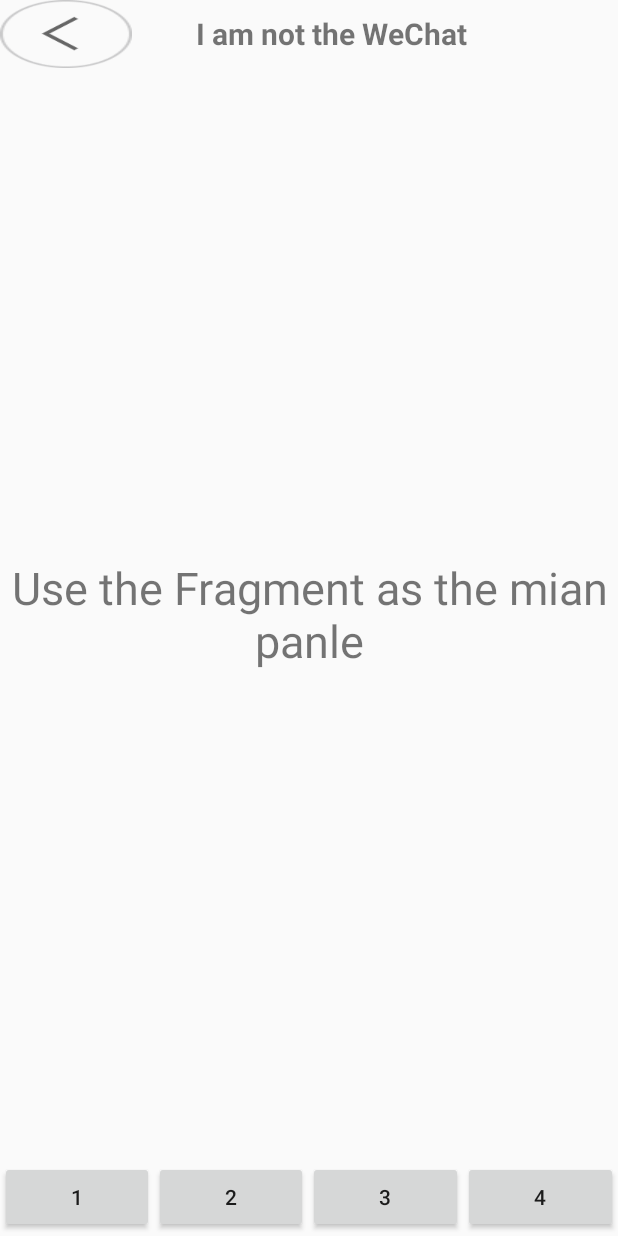
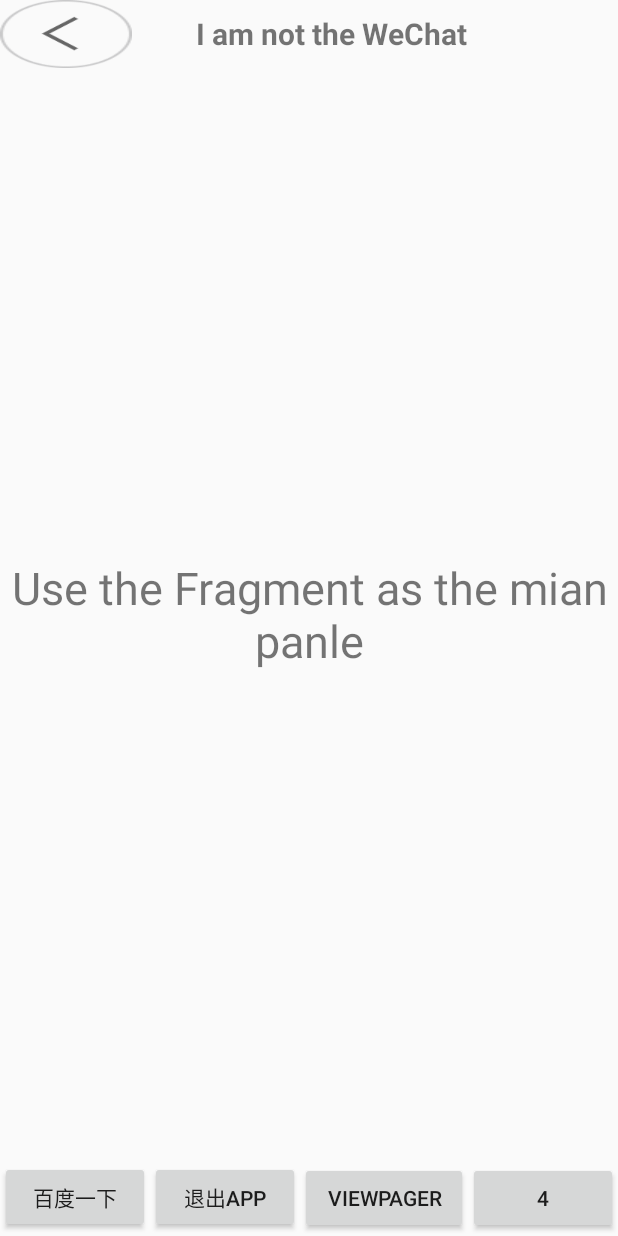
Before and after one commit to DannyZhang14/MyApp, an Android app: the screen it shows after launch (MainActivity), on a phone screen of 412 x 824 dp. Run offline under Robolectric (Android 15) with nearby library versions, the phone set to English and light mode, and no system bars.

Commit message:
Add Viewpager

```diff
--- a/SencePager/app/src/main/AndroidManifest.xml
+++ b/SencePager/app/src/main/AndroidManifest.xml
@@ -20,6 +20,10 @@
             android:name=".Main2Activity"
             android:label="@string/title_activity_main2" >
         </activity>
+        <activity
+            android:name=".myViewPager"
+            android:label="@string/title_activity_my_view_pager" >
+        </activity>
     </application>
 
 </manifest>
--- a/SencePager/app/src/main/java/com/example/danny/sencepager/MainActivity.java
+++ b/SencePager/app/src/main/java/com/example/danny/sencepager/MainActivity.java
@@ -15,48 +15,40 @@ import android.widget.ListView;
 import android.widget.TextView;
 
 public class MainActivity extends Activity {
-    /*
-}
-    private ListView<View>  listViews;
-    private TextView   t1,t2,t3;
-    private  ImageView cursor;
-    private  int offset = 0;
-    private  int bmpW;
-    private  int currIndex = 0;
 
-    public  void InitTextView(){
-        t1 = (TextView)findViewById(R.id.text1);
-        t2 = (TextView)findViewById(R.id.text2);
-        t3 =(TextView) findViewById(R.id.text3);
-        t1.setOnClickListener(new MyOnClickListener(0));
-    }
-       */
-    private  Button mButton;
     private  Button mButton1;
+    private  Button mButton2;
+    private  Button mButton3;
     @Override
 
     protected void onCreate(Bundle savedInstanceState) {
         super.onCreate(savedInstanceState);
         setContentView(R.layout.activity_main);
-        mButton = (Button)findViewById(R.id.button3);
-        mButton.setOnClickListener(new View.OnClickListener() {
+        mButton1 = (Button)findViewById(R.id.button1);
+        mButton1.setOnClickListener(new View.OnClickListener() {
             @Override
             public void onClick(View view) {
                 Intent intent = new Intent(MainActivity.this,Main2Activity.class);
-               // intent.setAction("android.intent.action.View");
-               // Uri address =Uri.parse("www.baidu.com");
-                //intent.setData(address);
-
-                startActivity(intent);
+                 startActivity(intent);
             }
         });
-        mButton1 = (Button) findViewById(R.id.button);
-        mButton1.setOnClickListener(new View.OnClickListener() {
+        mButton2 = (Button) findViewById(R.id.button2);
+        mButton2.setOnClickListener(new View.OnClickListener() {
             @Override
             public void onClick(View view) {
                 System.exit(1);
             }
         });
+        mButton3 = (Button) findViewById(R.id.button3);
+        mButton3.setOnClickListener(new View.OnClickListener() {
+            @Override
+            public void onClick(View view) {
+                Intent intent = new Intent();
+                intent.setClass(MainActivity.this,myViewPager.class);
+                startActivity(intent);
+            }
+        });
+
 
     }
 }
--- a/SencePager/app/src/main/java/com/example/danny/sencepager/myFragment.java
+++ b/SencePager/app/src/main/java/com/example/danny/sencepager/myFragment.java
@@ -18,11 +18,11 @@ public class myFragment extends Fragment {
     public View onCreateView(LayoutInflater inflater,ViewGroup container,Bundle savedInstanceState){
 
         View view=inflater.inflate(R.layout.fragmen_tittle,container,false);
-        mImageButton = (ImageButton)view.findViewById(R.id.button2) ;
+        mImageButton = (ImageButton)view.findViewById(R.id.buttonImage) ;
         mImageButton.setOnClickListener(new View.OnClickListener() {
             @Override
             public void onClick(View view) {
-                Toast.makeText(getActivity(),"I am an ImageBUtton in TittleFragment!",Toast.LENGTH_SHORT).show();
+                Toast.makeText(getActivity(),"I am an ImageButton in TittleFragment!",Toast.LENGTH_SHORT).show();
             }
         });
         return view;
--- a/SencePager/app/src/main/res/layout/bottomcontent.xml
+++ b/SencePager/app/src/main/res/layout/bottomcontent.xml
@@ -8,27 +8,27 @@
         android:layout_height="wrap_content"
         android:layout_weight="1"
         android:gravity="center"
-        android:text="1"
-        android:id="@+id/button" />
+        android:text="百度一下"
+        android:id="@+id/button1" />
 
     <Button
         android:layout_width="wrap_content"
         android:layout_height="wrap_content"
         android:layout_weight="1"
-        android:text="2"
-        android:id="@+id/button3" />
+        android:text="退出APP"
+        android:id="@+id/button2" />
 
     <Button
         android:layout_width="wrap_content"
         android:layout_height="wrap_content"
         android:layout_weight="1"
-        android:text="3"
-        android:id="@+id/button4" />
+        android:text="ViewPager"
+        android:id="@+id/button3" />
 
     <Button
         android:layout_width="wrap_content"
         android:layout_height="wrap_content"
         android:text="4"
         android:layout_weight="1"
-        android:id="@+id/button5" />
+        android:id="@+id/button4" />
 </LinearLayout>
--- a/SencePager/app/src/main/res/layout/fragmen_tittle.xml
+++ b/SencePager/app/src/main/res/layout/fragmen_tittle.xml
@@ -2,7 +2,7 @@
 <RelativeLayout xmlns:android="http://schemas.android.com/apk/res/android"
     android:layout_width="match_parent" android:layout_height="80dp">
     <ImageButton
-        android:id="@+id/button2"
+        android:id="@+id/buttonImage"
         android:layout_width="wrap_content"
         android:layout_height="wrap_content"
         android:layout_centerVertical="true"
--- a/SencePager/app/src/main/res/values/strings.xml
+++ b/SencePager/app/src/main/res/values/strings.xml
@@ -4,4 +4,5 @@
     <string name="hello_world">Hello world!</string>
     <string name="action_settings">Settings</string>
     <string name="title_activity_main2">Main2Activity</string>
+    <string name="title_activity_my_view_pager">myViewPager</string>
 </resources>
```
Also changed, not shown: SencePager/app/src/main/java/com/example/danny/sencepager/myViewPager.java (added, +17 -0 lines), SencePager/app/src/main/res/layout/activity_my_view_pager.xml (added, +78 -0 lines), SencePager/app/src/main/res/layout/activity_my_view_pager2.xml (added, +12 -0 lines), SencePager/app/src/main/res/menu/menu_my_view_pager.xml (added, +7 -0 lines).
